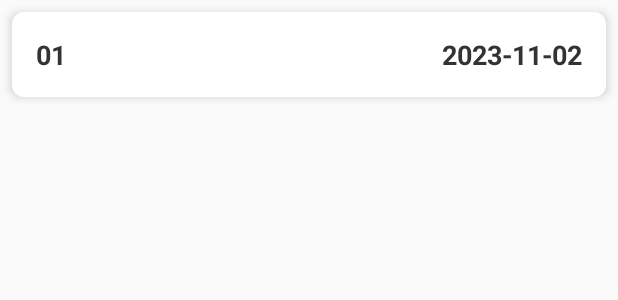
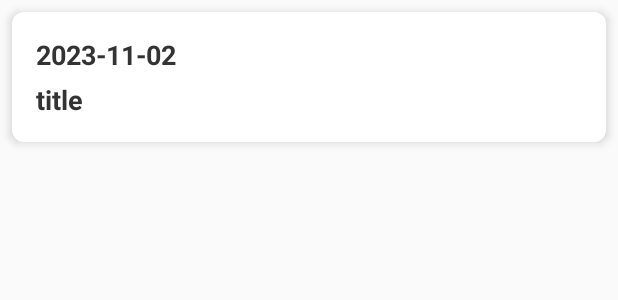
Before and after one commit to dlskagusvx2/CapstoneTest, an Android app: the layout item_recycler.xml on its own in the app's theme, with its tools: preview values and no code run, on a phone screen of 412 x 824 dp. Shown: the top 300 px of the screen. Run offline under Robolectric (Android 15) with nearby library versions, the phone set to English and light mode, and no system bars.

Commit message:
ui 최적화

```diff
--- a/app/src/main/res/layout/item_recycler.xml
+++ b/app/src/main/res/layout/item_recycler.xml
@@ -1,32 +1,40 @@
 <?xml version="1.0" encoding="utf-8"?>
-<LinearLayout xmlns:android="http://schemas.android.com/apk/res/android"
+<androidx.constraintlayout.widget.ConstraintLayout xmlns:android="http://schemas.android.com/apk/res/android"
+    xmlns:app="http://schemas.android.com/apk/res-auto"
     xmlns:tools="http://schemas.android.com/tools"
     android:layout_width="match_parent"
     android:layout_height="wrap_content"
     android:background="@drawable/rounded_background"
     android:elevation="4dp"
     android:padding="16dp"
-    android:layout_margin="8dp">
+    android:layout_margin="8dp"
+    >
+
+
+    <!--
+    <TextView
+        android:id="@+id/content"
+        android:layout_width="0dp"
+        android:layout_height="wrap_content"
+        android:layout_marginStart="16dp"
+        android:layout_weight="1"
+        android:text="text"
+        android:textColor="#333333"
+        android:textSize="18sp"
+        android:textStyle="bold"
+        tools:ignore="HardcodedText" /> -->
 
     <TextView
         android:id="@+id/summaryTitle"
         android:layout_width="wrap_content"
         android:layout_height="wrap_content"
-    android:text="01"
+        android:layout_marginTop="5dp"
+        android:text="title"
+        android:textColor="#333333"
         android:textSize="18sp"
         android:textStyle="bold"
-    android:textColor="#333333"
-    tools:ignore="HardcodedText" />
-
-    <TextView
-    android:id="@+id/content"
-    android:layout_width="0dp"
-    android:layout_height="wrap_content"
-    android:layout_weight="1"
-    android:textSize="18sp"
-    android:textStyle="bold"
-    android:textColor="#333333"
-    android:layout_marginStart="16dp"
+        app:layout_constraintStart_toStartOf="parent"
+        app:layout_constraintTop_toBottomOf="@+id/textDate"
         tools:ignore="HardcodedText" />
 
     <TextView
@@ -34,9 +42,10 @@
         android:layout_width="wrap_content"
         android:layout_height="wrap_content"
         android:text="2023-11-02"
+        android:textColor="#333333"
         android:textSize="18sp"
         android:textStyle="bold"
-    android:textColor="#333333"
-    android:layout_marginStart="16dp"
+        app:layout_constraintStart_toStartOf="parent"
+        app:layout_constraintTop_toTopOf="parent"
         tools:ignore="HardcodedText" />
-    </LinearLayout>
+</androidx.constraintlayout.widget.ConstraintLayout>
```
Also changed, not shown: app/src/main/java/com/example/capstonetest/MainActivity.kt (+9 -5 lines), app/src/main/java/com/example/capstonetest/SubActivity.kt (+5 -3 lines). Lines whose indentation alone changed are shown as unchanged.
